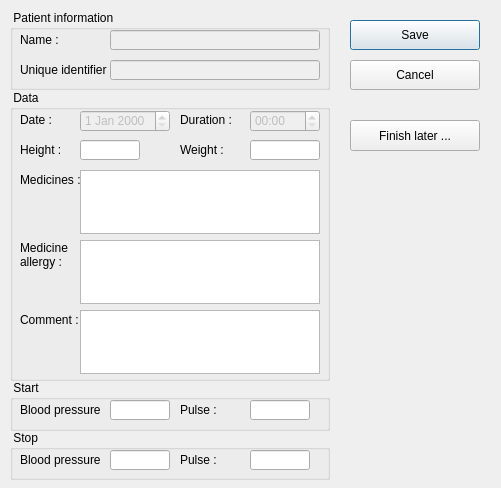
Above: client/dlgattendanceedit.ui from tbikfalvi/Belenus before the change. Below: the same form after it.
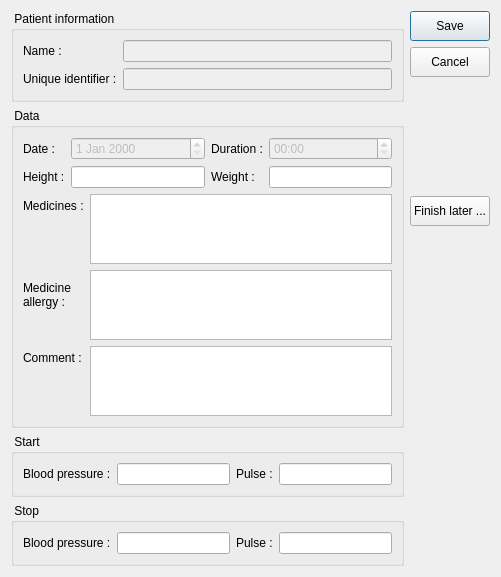
That is the form after the change.

Commit message: Panelek kijelzese megvaltozott. Csak akkor lehet inditani panelt, ha a kezeles ideje meg van adva. Attendance szerkeszto ablak layout-okat kapott.

Diff of the .ui file:
```diff
--- a/client/dlgattendanceedit.ui
+++ b/client/dlgattendanceedit.ui
@@ -13,381 +13,222 @@
   <property name="windowTitle">
    <string>Dialog</string>
   </property>
+  <layout class="QHBoxLayout" name="horizontalLayout_4">
+   <item>
+    <layout class="QVBoxLayout" name="verticalLayout_2">
+     <item>
   <widget class="QGroupBox" name="gbInformation">
-   <property name="geometry">
-    <rect>
-     <x>10</x>
-     <y>10</y>
-     <width>320</width>
-     <height>80</height>
-    </rect>
-   </property>
    <property name="title">
     <string> Patient information </string>
    </property>
+       <layout class="QFormLayout" name="formLayout">
+        <item row="0" column="0">
    <widget class="QLabel" name="lblName">
-    <property name="geometry">
-     <rect>
-      <x>10</x>
-      <y>20</y>
-      <width>40</width>
-      <height>20</height>
-     </rect>
-    </property>
     <property name="text">
      <string>Name :</string>
     </property>
    </widget>
+        </item>
+        <item row="0" column="1">
    <widget class="QLineEdit" name="ledName">
     <property name="enabled">
      <bool>false</bool>
     </property>
-    <property name="geometry">
-     <rect>
-      <x>100</x>
-      <y>20</y>
-      <width>210</width>
-      <height>20</height>
-     </rect>
-    </property>
-   </widget>
+         </widget>
+        </item>
+        <item row="1" column="0">
    <widget class="QLabel" name="lblUniqueId">
-    <property name="geometry">
-     <rect>
-      <x>10</x>
-      <y>50</y>
-      <width>91</width>
-      <height>20</height>
-     </rect>
-    </property>
     <property name="text">
      <string>Unique identifier :</string>
     </property>
    </widget>
+        </item>
+        <item row="1" column="1">
    <widget class="QLineEdit" name="ledUniqueId">
     <property name="enabled">
      <bool>false</bool>
     </property>
-    <property name="geometry">
-     <rect>
-      <x>100</x>
-      <y>50</y>
-      <width>210</width>
-      <height>20</height>
-     </rect>
-    </property>
-   </widget>
-  </widget>
+         </widget>
+        </item>
+       </layout>
+      </widget>
+     </item>
+     <item>
   <widget class="QGroupBox" name="gbData">
-   <property name="geometry">
-    <rect>
-     <x>10</x>
-     <y>90</y>
-     <width>320</width>
-     <height>291</height>
-    </rect>
-   </property>
    <property name="title">
     <string> Data </string>
    </property>
+       <layout class="QVBoxLayout" name="verticalLayout">
+        <item>
+         <layout class="QHBoxLayout" name="horizontalLayout">
+          <item>
+           <layout class="QFormLayout" name="formLayout_2">
+            <item row="0" column="0">
    <widget class="QLabel" name="lblDate">
-    <property name="geometry">
-     <rect>
-      <x>10</x>
-      <y>20</y>
-      <width>46</width>
-      <height>20</height>
-     </rect>
-    </property>
     <property name="text">
      <string>Date :</string>
     </property>
    </widget>
+            </item>
+            <item row="0" column="1">
    <widget class="QDateEdit" name="deDate">
     <property name="enabled">
      <bool>false</bool>
     </property>
-    <property name="geometry">
-     <rect>
-      <x>70</x>
-      <y>20</y>
-      <width>90</width>
-      <height>22</height>
-     </rect>
-    </property>
-   </widget>
+             </widget>
+            </item>
+            <item row="1" column="0">
+             <widget class="QLabel" name="lblHeight">
+              <property name="text">
+               <string>Height :</string>
+              </property>
+             </widget>
+            </item>
+            <item row="1" column="1">
+             <widget class="QLineEdit" name="ledHeight"/>
+            </item>
+           </layout>
+          </item>
+          <item>
+           <layout class="QFormLayout" name="formLayout_3">
+            <item row="0" column="0">
    <widget class="QLabel" name="lblLength">
-    <property name="geometry">
-     <rect>
-      <x>170</x>
-      <y>20</y>
-      <width>60</width>
-      <height>20</height>
-     </rect>
-    </property>
     <property name="text">
      <string>Duration :</string>
     </property>
    </widget>
+            </item>
+            <item row="0" column="1">
    <widget class="QTimeEdit" name="teLength">
     <property name="enabled">
      <bool>false</bool>
     </property>
-    <property name="geometry">
-     <rect>
-      <x>240</x>
-      <y>20</y>
-      <width>70</width>
-      <height>22</height>
-     </rect>
-    </property>
     <property name="displayFormat">
      <string>mm:ss</string>
     </property>
    </widget>
-   <widget class="QLabel" name="lblHeight">
-    <property name="geometry">
-     <rect>
-      <x>10</x>
-      <y>50</y>
-      <width>46</width>
-      <height>20</height>
-     </rect>
-    </property>
-    <property name="text">
-     <string>Height :</string>
-    </property>
-   </widget>
-   <widget class="QLineEdit" name="ledHeight">
-    <property name="geometry">
-     <rect>
-      <x>70</x>
-      <y>50</y>
-      <width>60</width>
-      <height>20</height>
-     </rect>
-    </property>
-   </widget>
+            </item>
+            <item row="1" column="0">
    <widget class="QLabel" name="lblWeight">
-    <property name="geometry">
-     <rect>
-      <x>170</x>
-      <y>50</y>
-      <width>60</width>
-      <height>20</height>
-     </rect>
-    </property>
     <property name="text">
      <string>Weight :</string>
     </property>
    </widget>
-   <widget class="QLineEdit" name="ledWeight">
-    <property name="geometry">
-     <rect>
-      <x>240</x>
-      <y>50</y>
-      <width>70</width>
-      <height>20</height>
-     </rect>
-    </property>
-   </widget>
+            </item>
+            <item row="1" column="1">
+             <widget class="QLineEdit" name="ledWeight"/>
+            </item>
+           </layout>
+          </item>
+         </layout>
+        </item>
+        <item>
+         <layout class="QFormLayout" name="formLayout_4">
+          <item row="0" column="0">
    <widget class="QLabel" name="lblMedicines">
-    <property name="geometry">
-     <rect>
-      <x>10</x>
-      <y>80</y>
-      <width>60</width>
-      <height>20</height>
-     </rect>
-    </property>
     <property name="text">
      <string>Medicines :</string>
     </property>
    </widget>
-   <widget class="QPlainTextEdit" name="ptMedicineCurrent">
-    <property name="geometry">
-     <rect>
-      <x>70</x>
-      <y>80</y>
-      <width>240</width>
-      <height>64</height>
-     </rect>
-    </property>
-   </widget>
+          </item>
+          <item row="0" column="1">
+           <widget class="QPlainTextEdit" name="ptMedicineCurrent"/>
+          </item>
+          <item row="1" column="0">
    <widget class="QLabel" name="lblAllergy">
-    <property name="geometry">
-     <rect>
-      <x>10</x>
-      <y>150</y>
-      <width>60</width>
-      <height>30</height>
-     </rect>
-    </property>
     <property name="text">
      <string>Medicine 
 allergy :</string>
     </property>
    </widget>
-   <widget class="QPlainTextEdit" name="ptMedicineAllergy">
-    <property name="geometry">
-     <rect>
-      <x>70</x>
-      <y>150</y>
-      <width>240</width>
-      <height>64</height>
-     </rect>
-    </property>
-   </widget>
+          </item>
+          <item row="1" column="1">
+           <widget class="QPlainTextEdit" name="ptMedicineAllergy"/>
+          </item>
+          <item row="2" column="0">
    <widget class="QLabel" name="lblComment">
-    <property name="geometry">
-     <rect>
-      <x>10</x>
-      <y>220</y>
-      <width>60</width>
-      <height>20</height>
-     </rect>
-    </property>
     <property name="text">
      <string>Comment :</string>
     </property>
    </widget>
-   <widget class="QPlainTextEdit" name="ptComment">
-    <property name="geometry">
-     <rect>
-      <x>70</x>
-      <y>220</y>
-      <width>240</width>
-      <height>64</height>
-     </rect>
-    </property>
-   </widget>
-  </widget>
+          </item>
+          <item row="2" column="1">
+           <widget class="QPlainTextEdit" name="ptComment"/>
+          </item>
+         </layout>
+        </item>
+       </layout>
+      </widget>
+     </item>
+     <item>
   <widget class="QGroupBox" name="gbStart">
-   <property name="geometry">
-    <rect>
-     <x>10</x>
-     <y>380</y>
-     <width>320</width>
-     <height>51</height>
-    </rect>
-   </property>
    <property name="title">
     <string> Start </string>
    </property>
+       <layout class="QHBoxLayout" name="horizontalLayout_2">
+        <item>
    <widget class="QLabel" name="lblBPStart">
-    <property name="geometry">
-     <rect>
-      <x>10</x>
-      <y>20</y>
-      <width>80</width>
-      <height>20</height>
-     </rect>
-    </property>
     <property name="text">
      <string>Blood pressure :</string>
     </property>
    </widget>
-   <widget class="QLineEdit" name="ledBPStart">
-    <property name="geometry">
-     <rect>
-      <x>100</x>
-      <y>20</y>
-      <width>60</width>
-      <height>20</height>
-     </rect>
-    </property>
-   </widget>
+        </item>
+        <item>
+         <widget class="QLineEdit" name="ledBPStart"/>
+        </item>
+        <item>
    <widget class="QLabel" name="lblPulseStart">
-    <property name="geometry">
-     <rect>
-      <x>170</x>
-      <y>20</y>
-      <width>50</width>
-      <height>20</height>
-     </rect>
-    </property>
     <property name="text">
      <string>Pulse :</string>
     </property>
    </widget>
-   <widget class="QLineEdit" name="ledPulseStart">
-    <property name="geometry">
-     <rect>
-      <x>240</x>
-      <y>20</y>
-      <width>60</width>
-      <height>20</height>
-     </rect>
-    </property>
-   </widget>
-  </widget>
+        </item>
+        <item>
+         <widget class="QLineEdit" name="ledPulseStart"/>
+        </item>
+       </layout>
+      </widget>
+     </item>
+     <item>
   <widget class="QGroupBox" name="gbStop">
-   <property name="geometry">
-    <rect>
-     <x>10</x>
-     <y>430</y>
-     <width>320</width>
-     <height>50</height>
-    </rect>
-   </property>
    <property name="title">
     <string> Stop </string>
    </property>
-   <widget class="QLabel" name="lblPulseStop">
-    <property name="geometry">
-     <rect>
-      <x>170</x>
-      <y>20</y>
-      <width>50</width>
-      <height>20</height>
-     </rect>
-    </property>
-    <property name="text">
-     <string>Pulse :</string>
-    </property>
-   </widget>
-   <widget class="QLineEdit" name="ledBPStop">
-    <property name="geometry">
-     <rect>
-      <x>100</x>
-      <y>20</y>
-      <width>60</width>
-      <height>20</height>
-     </rect>
-    </property>
-   </widget>
+       <layout class="QHBoxLayout" name="horizontalLayout_3">
+        <item>
    <widget class="QLabel" name="lblBPStop">
-    <property name="geometry">
-     <rect>
-      <x>10</x>
-      <y>20</y>
-      <width>80</width>
-      <height>20</height>
-     </rect>
-    </property>
     <property name="text">
      <string>Blood pressure :</string>
     </property>
    </widget>
-   <widget class="QLineEdit" name="ledPulseStop">
-    <property name="geometry">
-     <rect>
-      <x>240</x>
-      <y>20</y>
-      <width>60</width>
-      <height>20</height>
-     </rect>
-    </property>
-   </widget>
-  </widget>
+        </item>
+        <item>
+         <widget class="QLineEdit" name="ledBPStop"/>
+        </item>
+        <item>
+         <widget class="QLabel" name="lblPulseStop">
+          <property name="text">
+           <string>Pulse :</string>
+          </property>
+         </widget>
+        </item>
+        <item>
+         <widget class="QLineEdit" name="ledPulseStop"/>
+        </item>
+       </layout>
+      </widget>
+     </item>
+    </layout>
+   </item>
+   <item>
+    <layout class="QVBoxLayout" name="verticalLayout_3">
+     <item>
   <widget class="QPushButton" name="pbSave">
-   <property name="geometry">
-    <rect>
-     <x>350</x>
-     <y>20</y>
-     <width>130</width>
+       <property name="minimumSize">
+        <size>
+         <width>0</width>
      <height>30</height>
-    </rect>
+        </size>
    </property>
    <property name="text">
     <string>Save</string>
@@ -399,14 +240,14 @@
     </size>
    </property>
   </widget>
+     </item>
+     <item>
   <widget class="QPushButton" name="pbCancel">
-   <property name="geometry">
-    <rect>
-     <x>350</x>
-     <y>60</y>
-     <width>130</width>
+       <property name="minimumSize">
+        <size>
+         <width>0</width>
      <height>30</height>
-    </rect>
+        </size>
    </property>
    <property name="text">
     <string>Cancel</string>
@@ -418,14 +259,27 @@
     </size>
    </property>
   </widget>
+     </item>
+     <item>
+      <spacer name="verticalSpacer">
+       <property name="orientation">
+        <enum>Qt::Vertical</enum>
+       </property>
+       <property name="sizeHint" stdset="0">
+        <size>
+         <width>20</width>
+         <height>7</height>
+        </size>
+       </property>
+      </spacer>
+     </item>
+     <item>
   <widget class="QPushButton" name="pbFinishLater">
-   <property name="geometry">
-    <rect>
-     <x>350</x>
-     <y>120</y>
-     <width>130</width>
-     <height>31</height>
-    </rect>
+       <property name="minimumSize">
+        <size>
+         <width>0</width>
+         <height>30</height>
+        </size>
    </property>
    <property name="text">
     <string>Finish later ...</string>
@@ -437,6 +291,23 @@
     </size>
    </property>
   </widget>
+     </item>
+     <item>
+      <spacer name="verticalSpacer_2">
+       <property name="orientation">
+        <enum>Qt::Vertical</enum>
+       </property>
+       <property name="sizeHint" stdset="0">
+        <size>
+         <width>20</width>
+         <height>340</height>
+        </size>
+       </property>
+      </spacer>
+     </item>
+    </layout>
+   </item>
+  </layout>
  </widget>
  <tabstops>
   <tabstop>ledName</tabstop>
```
Lines whose indentation alone changed are shown as unchanged. The commit also changes 4 other files.
